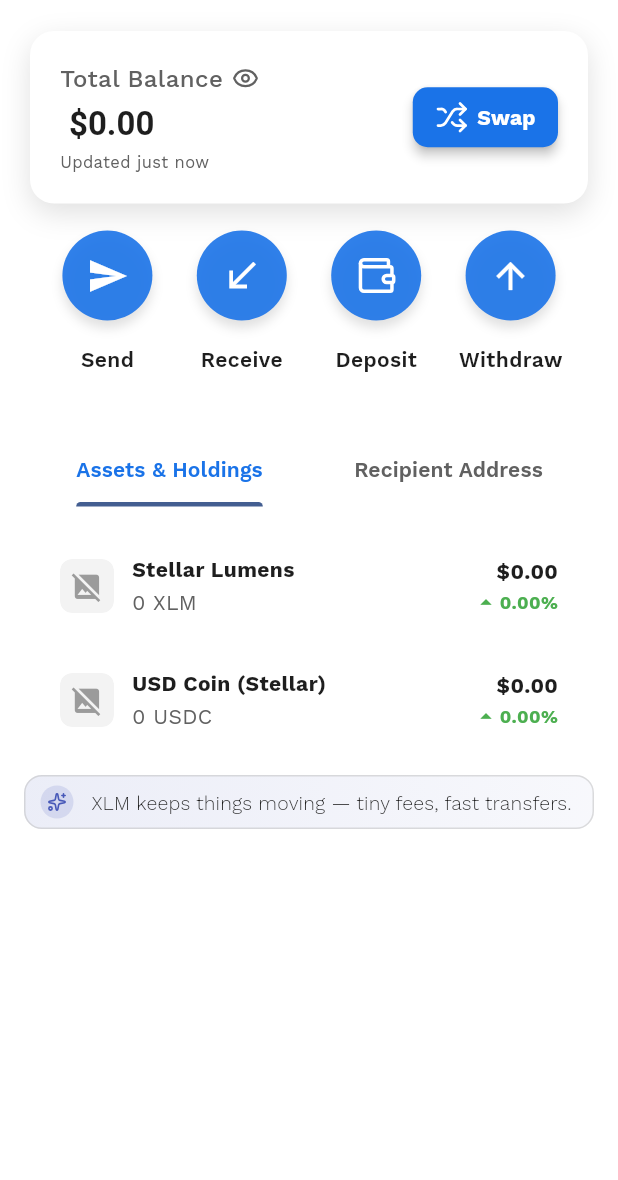
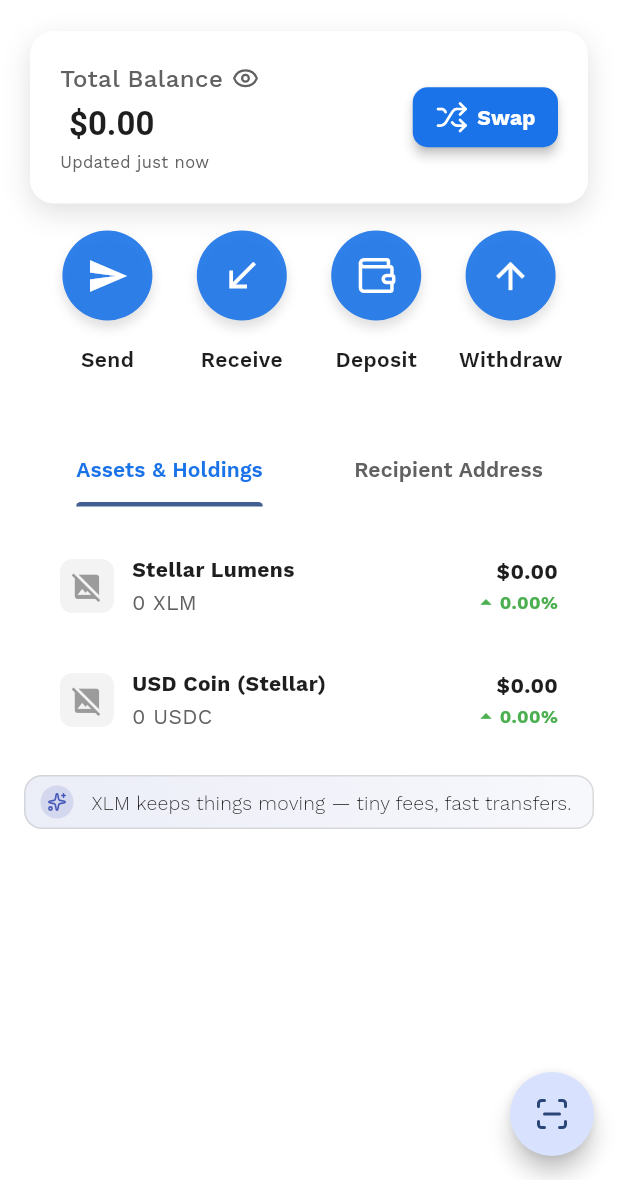
Before and after one commit to curib123/NextFi-Wallet-Mobile-App, a Flutter app: the WalletHomeScreen screen opened directly, on a phone screen of 412 x 824 dp, the part 56-1236 px from its top. Run offline on Flutter 3.47's test engine with Material 3 defaults, Android fonts, the phone set to English and light mode, and no system bars; our stand-ins replace animate_do, flutter_phoenix, flutter_secure_storage, google_fonts, local_auth, lucide_icons and 2 more; missing offline and left inert: bip39, stellar_flutter_sdk; accounts and stored records are empty; network calls fail.

Commit message:
fix issues and addd fab

```diff
--- a/lib/features/wallet_home/view/wallet_home_screen.dart
+++ b/lib/features/wallet_home/view/wallet_home_screen.dart
@@ -11,7 +11,7 @@ import 'package:next_fi/features/transactions/view_model/transactions_vm.dart';
 import 'package:next_fi/features/wallet_home/view/widgets/asset_widget.dart';
 import 'package:next_fi/features/wallet_home/view/widgets/build_tab_bar.dart';
 import 'package:next_fi/features/wallet_home/view/widgets/header_section.dart';
-import 'package:next_fi/features/wallet_home/view/widgets/home_fab_and_hints.dart';
+import 'package:next_fi/features/wallet_home/view/widgets/incoming_hints_strip.dart';
 import 'package:next_fi/features/wallet_home/view/widgets/recipient_list_widget.dart';
 import 'package:next_fi/features/wallet_home/view/widgets/tab_keep_alive.dart';
 import 'package:next_fi/features/wallet_home/view/widgets/top_bar.dart';
@@ -47,9 +47,6 @@ class _WalletHomeScreenState extends State<WalletHomeScreen>
 
   // Subscriptions
   StreamSubscription<WalletHomeUiEvent>? _uiSub;
-
-  // NEW: disable total animation on first boot; enable after balances land
-  bool _animateTotals = false;
 
   @override
   bool get wantKeepAlive => true;
@@ -150,16 +147,12 @@ class _WalletHomeScreenState extends State<WalletHomeScreen>
                       totalFiat: totalFiat,
                       lastBalancesAt: s.lastBalancesAt,
                       onSwap: () => Navigator.push(
-                        context,
-                        MaterialPageRoute(
-                          builder: (_) => const SwapScreen(),
-                        ),
-                      ),
+                          context,
+                          MaterialPageRoute(
+                              builder: (_) => const SwapScreen())),
                       onSend: _onSend,
                       onReceive: _onReceive,
                       livePulse: _livePulse,
-                      // 👇 Ensure first boot is static, no counting animation
-                      animateTotal: _animateTotals,
                       incomingStrip: s.hasWallet
                           ? IncomingHintsStrip(
                         colors: colors,
@@ -174,8 +167,7 @@ class _WalletHomeScreenState extends State<WalletHomeScreen>
                         })
                             .toList(),
                         onAcknowledge: (tx) {
-                          final String id =
-                          (tx['hash'] ?? '').toString();
+                          final String id = (tx['hash'] ?? '').toString();
                           context.read<WalletHomeVM>().ackHint(id);
                           final ctl = _hintAlertCtrls.remove(id);
                           ctl?.close();
@@ -210,11 +202,9 @@ class _WalletHomeScreenState extends State<WalletHomeScreen>
                           onItemTap: (token) {
                             final addr = s.address;
                             if (addr == null) {
-                              showFloatingSnackBar(
-                                context,
-                                message: 'No address available',
-                                type: SnackBarType.error,
-                              );
+                              showFloatingSnackBar(context,
+                                  message: 'No address available',
+                                  type: SnackBarType.error);
                               return;
                             }
                             Navigator.push(
@@ -294,12 +284,7 @@ class _WalletHomeScreenState extends State<WalletHomeScreen>
     if (!mounted) return;
 
     if (e is BootBalancesLoading) {
-      // First boot (or wallet switch) — ensure static first total
-      if (_animateTotals) {
-        setState(() => _animateTotals = false);
-      }
-
-      // Block UI until balances are fetched
+      // Block UI until balances are fetched (first boot / wallet switch)
       _bootBalancesCtl ??= showAppAlert(
         context,
         type: AppAlertType.loading,
@@ -325,13 +310,6 @@ class _WalletHomeScreenState extends State<WalletHomeScreen>
         title: 'Balances ready',
         subtitle: 'Total ${currencyFmt.format(totalFiat)}',
       );
-
-      // After first totals are shown instantly, enable animations for future updates.
-      WidgetsBinding.instance.addPostFrameCallback((_) {
-        if (mounted && !_animateTotals) {
-          setState(() => _animateTotals = true);
-        }
-      });
 
       Future.delayed(const Duration(milliseconds: 900), () {
         _bootBalancesCtl?.close();
--- a/lib/features/wallet_home/view/widgets/asset_widget.dart
+++ b/lib/features/wallet_home/view/widgets/asset_widget.dart
@@ -2,6 +2,7 @@
 import 'dart:async';
 import 'package:flutter/material.dart';
 import 'package:intl/intl.dart';
+import 'package:lucide_icons/lucide_icons.dart';
 import 'package:next_fi/features/ViewModel/currency_vm.dart';
 import 'package:next_fi/features/receive/view/receive_screen.dart';
 import 'package:next_fi/features/wallet_home/view/widgets/asset_guide_footer.dart';
@@ -37,12 +38,11 @@ class AssetWidget extends StatelessWidget {
   final bool loading;
   final Future<void> Function()? onRefresh;
   final PriceWindow window;
-  final  hasUsdcTrustline;
+  final Object? hasUsdcTrustline;
 
   /// Optional override if you want to handle navigation yourself.
   /// Receives the token string ('XLM' or 'USDC') that was tapped.
   final void Function(String token)? onItemTap;
-
 
   double _balanceFor(AssetModel a) {
     switch (a.symbol.toUpperCase()) {
@@ -84,8 +84,12 @@ class AssetWidget extends StatelessWidget {
   // Formatting helpers
   // ────────────────────────────────────────────────────────────────────────────
 
-  String formatTokenAmount(double v,
-      {int bigMaxDecimals = 4, int smallMaxDecimals = 7, double tinyCutoff = 1e-7}) {
+  String formatTokenAmount(
+      double v, {
+        int bigMaxDecimals = 4,
+        int smallMaxDecimals = 7,
+        double tinyCutoff = 1e-7,
+      }) {
     if (v == 0 || v.isNaN) return '0';
     if (v.abs() < tinyCutoff) return '< 0.0000001';
 
@@ -140,6 +144,7 @@ class AssetWidget extends StatelessWidget {
 
     final listView = ListView.separated(
       physics: const AlwaysScrollableScrollPhysics(),
+      padding: const EdgeInsets.only(bottom: 96), // space for FAB
       itemCount: assets.length + 1, // +1 for the footer
       separatorBuilder: (_, __) => const SizedBox(height: 0),
       itemBuilder: (context, index) {
@@ -151,7 +156,7 @@ class AssetWidget extends StatelessWidget {
           final logoUrl = logos[a.id];
 
           return Padding(
-            padding: const EdgeInsets.symmetric(horizontal: 16,vertical: 5),
+            padding: const EdgeInsets.symmetric(horizontal: 16, vertical: 5),
             child: Material(
               color: Colors.transparent,
               borderRadius: BorderRadius.circular(12),
@@ -168,10 +173,13 @@ class AssetWidget extends StatelessWidget {
                         child: Column(
                           crossAxisAlignment: CrossAxisAlignment.start,
                           children: [
-                            Text(a.name,
-                                style: TextStyle(
-                                    fontWeight: FontWeight.bold,
-                                    color: colors.textPrimary)),
+                            Text(
+                              a.name,
+                              style: TextStyle(
+                                fontWeight: FontWeight.bold,
+                                color: colors.textPrimary,
+                              ),
+                            ),
                             const SizedBox(height: 2),
                             Text(
                               "${formatTokenAmount(bal)} ${a.symbol}",
@@ -183,10 +191,13 @@ class AssetWidget extends StatelessWidget {
                       Column(
                         crossAxisAlignment: CrossAxisAlignment.end,
                         children: [
-                          Text(money.format(fiat),
-                              style: TextStyle(
-                                  fontWeight: FontWeight.bold,
-                                  color: colors.textPrimary)),
+                          Text(
+                            money.format(fiat),
+                            style: TextStyle(
+                              fontWeight: FontWeight.bold,
+                              color: colors.textPrimary,
+                            ),
+                          ),
                           const SizedBox(height: 2),
                           _pctBadge(pct),
                         ],
@@ -198,24 +209,52 @@ class AssetWidget extends StatelessWidget {
             ),
           );
         } else {
-          // ---- Rate limit footer (single, after all tiles) ----
+          // ---- Guide footer (single, after all tiles) ----
           return Padding(
             padding: const EdgeInsets.fromLTRB(16, 12, 16, 16),
             child: AssetGuideFooter(
               colors: AppColor.of(context),
-              xlmBalance: xlmBalance,           // optional
-              usdcBalance: usdcBalance,         // optional
-              // cycleDuration: Duration(seconds: 10),
-              // showNextPrev: false,
+              xlmBalance: xlmBalance,
+              usdcBalance: usdcBalance,
             ),
           );
         }
       },
     );
 
-    return onRefresh != null
-        ? RefreshIndicator(onRefresh: onRefresh!, color: colors.primary, child: listView)
+    final Widget scrollable = onRefresh != null
+        ? RefreshIndicator(
+      onRefresh: onRefresh!,
+      color: colors.primary,
+      child: listView,
+    )
         : listView;
+
+    final bottomInset = MediaQuery.of(context).padding.bottom;
+
+    return Stack(
+      children: [
+        Positioned.fill(child: scrollable),
+        Positioned(
+          right: 16,
+          bottom: 16 + bottomInset,
+          child: FloatingActionButton(
+            heroTag: 'assets_scan_fab',
+            tooltip: 'Scan to send/receive',
+            shape: const CircleBorder(), // explicitly circular
+            onPressed: () {
+              // TODO: Hook up to your scanner route / sheet here.
+              // e.g., Navigator.push(... ScanScreen());
+              ScaffoldMessenger.of(context).showSnackBar(
+                const SnackBar(content: Text('TODO: open scanner')),
+              );
+            },
+            // If 'scanLine' doesn't exist in your lucide version, use LucideIcons.scan.
+            child: const Icon(LucideIcons.scanLine),
+          ),
+        ),
+      ],
+    );
   }
 
   // --- small UI helpers ---
@@ -256,8 +295,11 @@ class AssetWidget extends StatelessWidget {
         color: colors.border.withOpacity(0.18),
         borderRadius: BorderRadius.circular(8),
       ),
-      child: Icon(Icons.image_not_supported,
-          size: size * 0.6, color: colors.textSecondary.withOpacity(0.6)),
+      child: Icon(
+        Icons.image_not_supported,
+        size: size * 0.6,
+        color: colors.textSecondary.withOpacity(0.6),
+      ),
     );
   }
 
```
Also changed, not shown: lib/features/wallet_home/view/widgets/home_fab_and_hints.dart (deleted, +0 -186 lines), lib/features/wallet_home/view/widgets/incoming_hints_strip.dart (added, +37 -0 lines), lib/features/wallet_home/view/widgets/recipient_list_widget.dart (+38 -13 lines).
